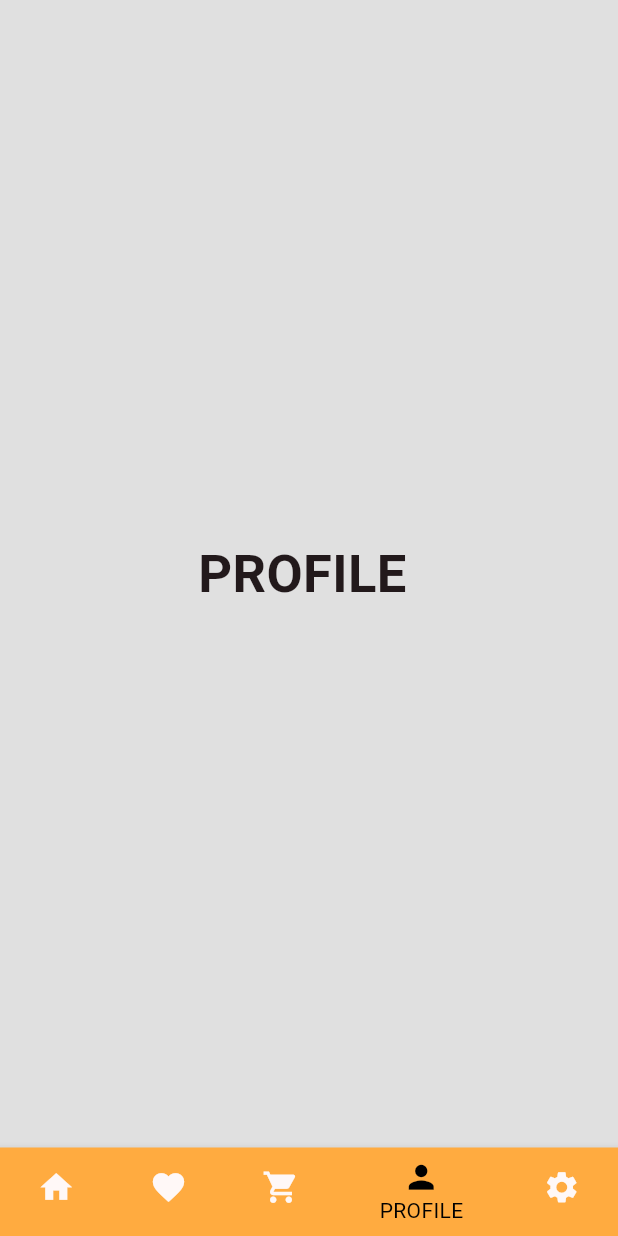
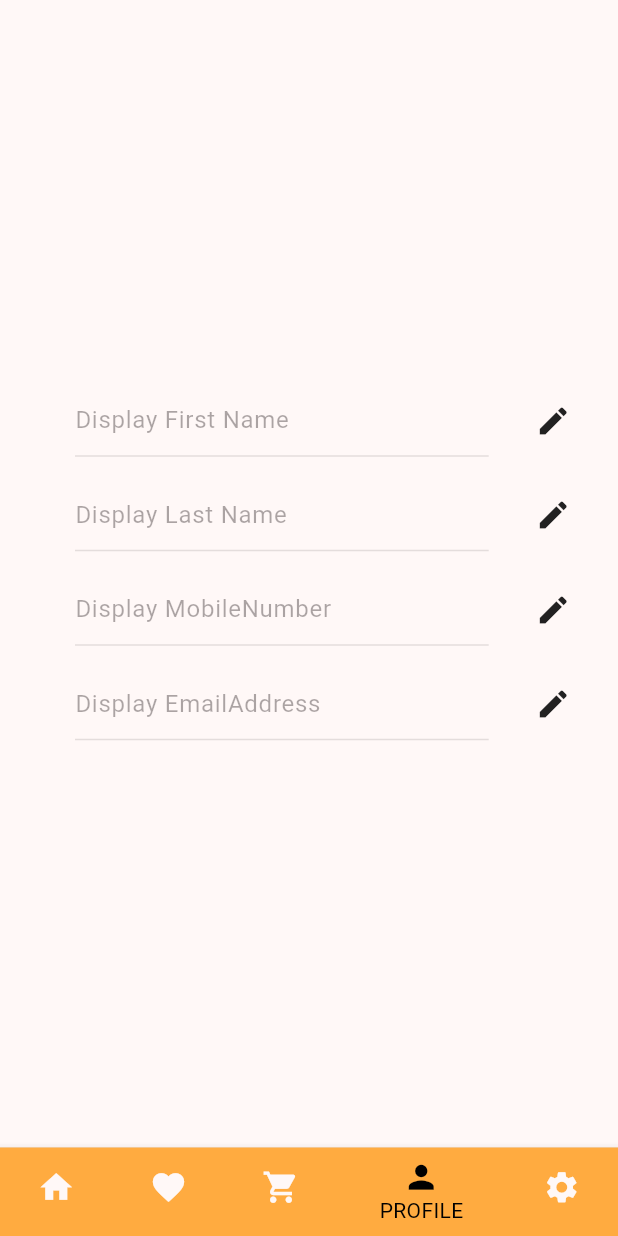
Before and after one commit to ManikantaFlutterApps/mkrsupermarket, a Flutter app: the DashBoardScreen screen opened directly, item 4 of the bottom bar chosen, on a phone screen of 412 x 824 dp. Run offline on Flutter 3.47's test engine with Material 3 defaults, Android fonts, the phone set to English and light mode, and no system bars; our stand-ins replace introduction_screen; missing offline and left inert: dart:ffi.

Commit message:
DashBoardScreen.dart

```diff
--- a/lib/Screens/DashBoardScreen.dart
+++ b/lib/Screens/DashBoardScreen.dart
@@ -1,5 +1,10 @@
 import 'package:flutter/cupertino.dart';
 import 'package:flutter/material.dart';
+import 'package:mkrsupermarket/Screens/CartScreen.dart';
+import 'package:mkrsupermarket/Screens/FavouriteScreen.dart';
+import 'package:mkrsupermarket/Screens/HomeScreen.dart';
+import 'package:mkrsupermarket/Screens/ProfileScreen.dart';
+import 'package:mkrsupermarket/Screens/SettingScreen.dart';
 
 class DashBoardScreen extends StatefulWidget {
   const DashBoardScreen({super.key});
@@ -9,15 +14,14 @@ class DashBoardScreen extends StatefulWidget {
 }
 
 class _DashBoardScreenState extends State<DashBoardScreen> {
-
   int _selectedIndex = 0;
 
   static const List<Widget> _widgetOptions = <Widget>[
-    Text('HOME ', style: TextStyle(fontSize: 35, fontWeight: FontWeight.bold)),
-    Text('FAVOURITES ', style: TextStyle(fontSize: 35, fontWeight: FontWeight.bold)),
-    Text('CART ', style: TextStyle(fontSize: 35, fontWeight: FontWeight.bold)),
-    Text('PROFILE ', style: TextStyle(fontSize: 35, fontWeight: FontWeight.bold)),
-    Text('SETTINGS ', style: TextStyle(fontSize: 35, fontWeight: FontWeight.bold)),
+    HomeScreen(),
+    FavouriteScreen(),
+    CartScreen(),
+    ProfileScreen(),
+    SettingScreen()
   ];
 
   void _onTapped(int index) {
@@ -26,58 +30,44 @@ class _DashBoardScreenState extends State<DashBoardScreen> {
     });
   }
 
-
   @override
   Widget build(BuildContext context) {
     return Scaffold(
       backgroundColor: Colors.grey[300],
       bottomNavigationBar: BottomNavigationBar(
-        items:  const <BottomNavigationBarItem>[
+          items: const <BottomNavigationBarItem>[
             BottomNavigationBarItem(
                 icon: Icon(Icons.home),
                 label: "HOME",
-              backgroundColor: Colors.orangeAccent
-          ),
-
+                backgroundColor: Colors.orangeAccent),
             BottomNavigationBarItem(
                 icon: Icon(Icons.favorite),
                 label: "FAVOURITES",
-              backgroundColor: Colors.orangeAccent
-          ),
-
+                backgroundColor: Colors.orangeAccent),
             BottomNavigationBarItem(
                 icon: Icon(Icons.shopping_cart),
                 label: "CART",
-              backgroundColor: Colors.orangeAccent
-          ),
-
+                backgroundColor: Colors.orangeAccent),
             BottomNavigationBarItem(
                 icon: Icon(Icons.person),
                 label: "PROFILE",
-              backgroundColor: Colors.orangeAccent
-          ),
-
+                backgroundColor: Colors.orangeAccent),
             BottomNavigationBarItem(
                 icon: Icon(Icons.settings),
                 label: "SETTINGS",
-              backgroundColor: Colors.orangeAccent
-          ),
+                backgroundColor: Colors.orangeAccent),
           ],
-
           type: BottomNavigationBarType.shifting,
           currentIndex: _selectedIndex,
           selectedItemColor: Colors.black,
           iconSize: 25,
           onTap: _onTapped,
-          elevation: 5
-
-      ),
+          elevation: 5),
       body: Container(
         child: Center(
           child: _widgetOptions.elementAt(_selectedIndex),
         ),
       ),
-
     );
   }
 }
--- /dev/null
+++ b/lib/Screens/ProfileScreen.dart
@@ -0,0 +1,86 @@
+import 'package:flutter/cupertino.dart';
+import 'package:flutter/material.dart';
+
+class ProfileScreen extends StatefulWidget {
+  const ProfileScreen({super.key});
+
+  @override
+  State<ProfileScreen> createState() => _ProfileScreenState();
+}
+
+class _ProfileScreenState extends State<ProfileScreen> {
+  TextEditingController firstNameController = TextEditingController();
+  TextEditingController lastNameController = TextEditingController();
+  TextEditingController mobileNumberController = TextEditingController();
+  TextEditingController emailAddressController = TextEditingController();
+
+  var isEnabledValue = false;
+
+  @override
+  Widget build(BuildContext context) {
+    return Scaffold(
+      body: Column(
+        mainAxisAlignment: MainAxisAlignment.center,
+        children: [
+          textFormInputFieldData(
+              firstNameController, "Display First Name", isEnabledValue),
+
+          const SizedBox(height: 15,),
+
+          textFormInputFieldData(lastNameController , "Display Last Name",isEnabledValue),
+
+          const SizedBox(height: 15,),
+
+          textFormInputFieldData(mobileNumberController , "Display MobileNumber",isEnabledValue),
+
+          const SizedBox(height: 15,),
+
+          textFormInputFieldData(emailAddressController , "Display EmailAddress",isEnabledValue),
+
+          SizedBox(height: 15,),
+
+        ],
+      ),
+    );
+  }
+
+  Widget textFormInputFieldData(TextEditingController textEditingController,
+      String hintValue, bool isEnabled) {
+    return Container(
+      margin: EdgeInsets.only(left: 25,right: 25),
+      child: Row(
+        mainAxisAlignment: MainAxisAlignment.center,
+        children: [
+          Expanded(
+            flex: 9,
+            child: Container(
+              margin: const EdgeInsets.only(left: 25, right: 25),
+              child: TextFormField(
+                enabled: isEnabled,
+                controller: textEditingController,
+                decoration: InputDecoration(
+                  hintText: hintValue,
+                  focusedBorder: const OutlineInputBorder(
+                    borderSide: BorderSide(color: Colors.greenAccent, width: 2.0),
+                  ),
+                  enabledBorder: const OutlineInputBorder(
+                    borderSide: BorderSide(color: Colors.red, width: 2.0),
+                  ),
+                ),
+              ),
+            ),
+          ),
+          Expanded(
+              flex: 1,
+              child: GestureDetector(
+                  onTap: (){
+                    setState(() {
+                      isEnabledValue = true;
+                    });
+                  },
+                  child: Icon(Icons.edit)))
+        ],
+      ),
+    );
+  }
+}
--- a/lib/Screens/RegisterScreen.dart
+++ b/lib/Screens/RegisterScreen.dart
@@ -1,4 +1,3 @@
-import 'package:flutter/cupertino.dart';
 import 'package:flutter/material.dart';
 
 import 'OTPScreen.dart';
```
Also changed, not shown: lib/Screens/CartScreen.dart (added, +18 -0 lines), lib/Screens/FavouriteScreen.dart (added, +18 -0 lines), lib/Screens/HomeScreen.dart (added, +18 -0 lines), lib/Screens/SettingScreen.dart (added, +18 -0 lines). Lines whose indentation alone changed are shown as unchanged.
